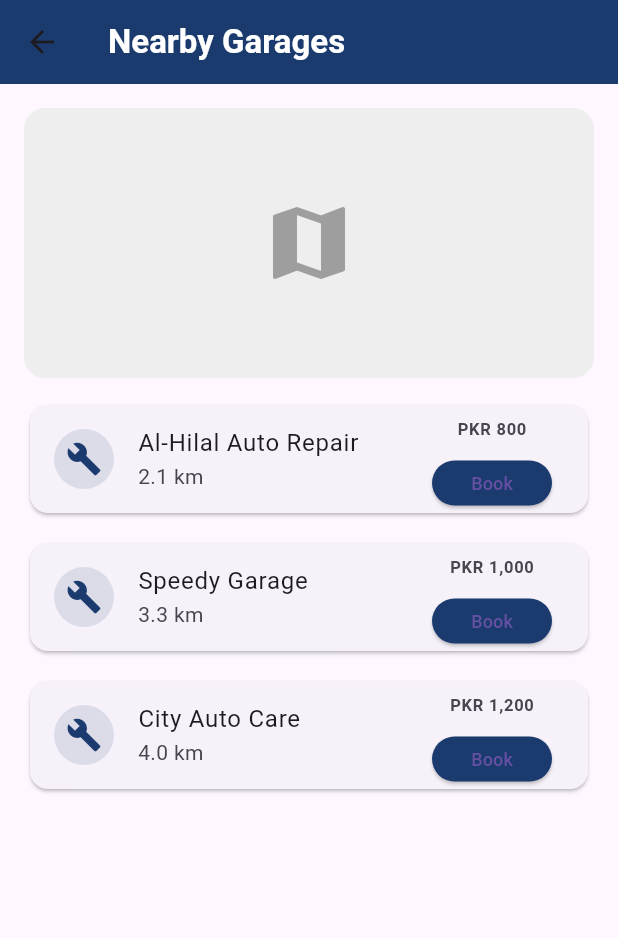
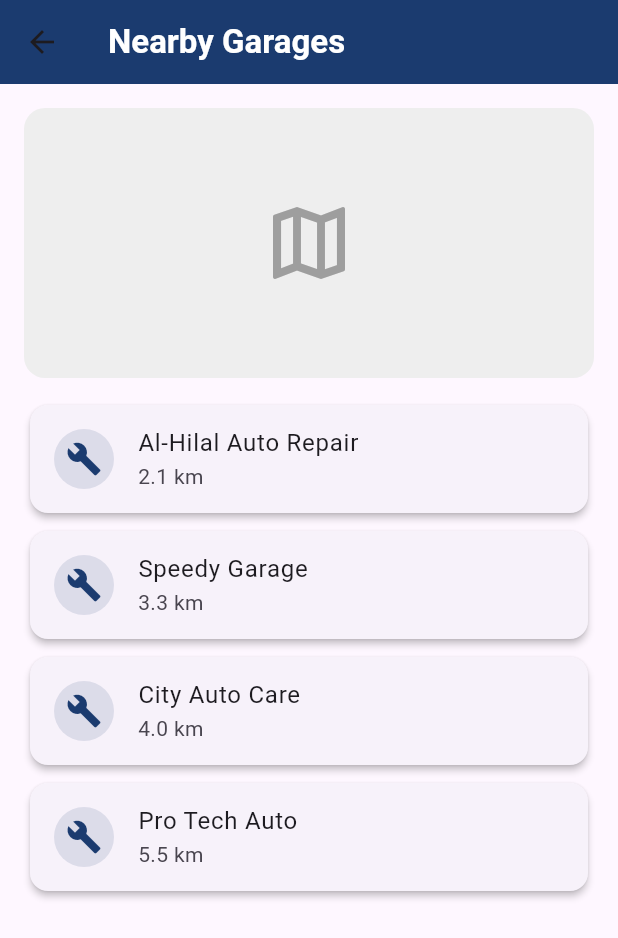
Before and after one commit to albusaidii/AutoSage, a Flutter app: the GarageScreen screen opened directly, on a phone screen of 412 x 824 dp. Shown: the top 938 px of the screen. Run offline on Flutter 3.47's test engine with Material 3 defaults, Android fonts, the phone set to English and light mode, and no system bars; our stand-ins replace google_fonts.

Commit message:
first commit

```diff
--- /dev/null
+++ b/autosageapp/lib/Widgets/garage_list_item.dart
@@ -0,0 +1,52 @@
+import 'package:flutter/material.dart';
+import '../utils/theme.dart'; // Make sure this path is correct
+
+class GarageListItem extends StatefulWidget {
+  final String name;
+  final String distance;
+  final VoidCallback onTap;
+
+  const GarageListItem({
+    super.key,
+    required this.name,
+    required this.distance,
+    required this.onTap,
+  });
+
+  @override
+  State<GarageListItem> createState() => _GarageListItemState();
+}
+
+class _GarageListItemState extends State<GarageListItem> {
+  bool _isHovered = false;
+
+  @override
+  Widget build(BuildContext context) {
+    // Use AnimatedContainer to smoothly animate the size change
+    return AnimatedContainer(
+      duration: const Duration(milliseconds: 200),
+      curve: Curves.easeInOut,
+      // Apply the scaling transformation
+      transform: Matrix4.identity()..scale(_isHovered ? 1.03 : 1.0),
+      transformAlignment: Alignment.center,
+      // Use MouseRegion to detect hover events
+      child: MouseRegion(
+        onEnter: (_) => setState(() => _isHovered = true),
+        onExit: (_) => setState(() => _isHovered = false),
+        child: Card(
+          elevation: _isHovered ? 6 : 2, // Increase shadow on hover
+          shape: RoundedRectangleBorder(borderRadius: BorderRadius.circular(12)),
+          child: ListTile(
+            leading: CircleAvatar(
+              backgroundColor: primaryColor.withOpacity(0.12),
+              child: const Icon(Icons.build, color: primaryColor),
+            ),
+            title: Text(widget.name),
+            subtitle: Text(widget.distance),
+            onTap: widget.onTap,
+          ),
+        ),
+      ),
+    );
+  }
+}
--- a/autosageapp/lib/screens/garage_screen.dart
+++ b/autosageapp/lib/screens/garage_screen.dart
@@ -1,4 +1,5 @@
 import 'package:flutter/material.dart';
+import '../Widgets/garage_list_item.dart';
 import '../utils/theme.dart';
 
 class GarageScreen extends StatelessWidget {
@@ -6,19 +7,24 @@ class GarageScreen extends StatelessWidget {
 
   @override
   Widget build(BuildContext context) {
-    // sample list of garages (static)
+    // list of garages (static)
     final garages = [
-      {'name': 'Al-Hilal Auto Repair', 'distance': '2.1 km', 'price': 'PKR 800'},
-      {'name': 'Speedy Garage', 'distance': '3.3 km', 'price': 'PKR 1,000'},
-      {'name': 'City Auto Care', 'distance': '4.0 km', 'price': 'PKR 1,200'},
+      {'name': 'Al-Hilal Auto Repair', 'distance': '2.1 km'},
+      {'name': 'Speedy Garage', 'distance': '3.3 km'},
+      {'name': 'City Auto Care', 'distance': '4.0 km'},
+      {'name': 'Pro Tech Auto', 'distance': '5.5 km'}, // Added more for demonstration
     ];
 
     return Scaffold(
-      appBar: AppBar(title: const Text('Nearby Garages',
-        style: TextStyle(
-        color: Colors.white,      // Sets the text color to white
-        fontWeight: FontWeight.bold, // Makes the text bolder
-      ),), backgroundColor: primaryColor),
+      appBar: AppBar(
+        title: const Text('Nearby Garages',
+          style: TextStyle(
+            color: Colors.white,
+            fontWeight: FontWeight.bold,
+          ),
+        ),
+        backgroundColor: primaryColor,
+      ),
       body: Padding(
         padding: const EdgeInsets.all(16),
         child: Column(
@@ -30,34 +36,25 @@ class GarageScreen extends StatelessWidget {
                 color: Colors.grey[200],
                 borderRadius: BorderRadius.circular(14),
               ),
-              child: const Center(child: Icon(Icons.map, size: 64, color: Colors.grey)),
+              child: const Center(child: Icon(Icons.map_outlined, size: 64, color: Colors.grey)),
             ),
             const SizedBox(height: 14),
             Expanded(
               child: ListView.separated(
                 itemCount: garages.length,
-                separatorBuilder: (_, __) => const SizedBox(height: 12),
+                separatorBuilder: (_, __) => const SizedBox(height: 4), // Reduced separator height
                 itemBuilder: (context, i) {
                   final g = garages[i];
-                  return Card(
-                    shape: RoundedRectangleBorder(borderRadius: BorderRadius.circular(12)),
-                    child: ListTile(
-                      leading: CircleAvatar(backgroundColor: primaryColor.withOpacity(0.12), child: const Icon(Icons.build, color: primaryColor)),
-                      title: Text(g['name']!),
-                      subtitle: Text(g['distance']!),
-                      trailing: Column(
-                        mainAxisAlignment: MainAxisAlignment.center,
-                        children: [
-                          Text(g['price']!, style: const TextStyle(fontWeight: FontWeight.w600)),
-                          const SizedBox(height: 4),
-                          ElevatedButton(
-                            onPressed: () {},
-                            style: ElevatedButton.styleFrom(backgroundColor: primaryColor, minimumSize: const Size(80, 30)),
-                            child: const Text('Book', style: TextStyle(fontSize: 12)),
-                          ),
-                        ],
-                      ),
-                    ),
+                  // 2. Use the new GarageListItem widget
+                  return GarageListItem(
+                    name: g['name']!,
+                    distance: g['distance']!,
+                    onTap: () {
+                      // TODO: Implement navigation or action for this garage
+                      ScaffoldMessenger.of(context).showSnackBar(
+                        SnackBar(content: Text('Tapped on ${g['name']}')),
+                      );
+                    },
                   );
                 },
               ),
--- a/autosageapp/lib/screens/home_screen.dart
+++ b/autosageapp/lib/screens/home_screen.dart
@@ -1,6 +1,7 @@
 import 'package:autosageapp/screens/sparepart_screen.dart';
 import 'package:flutter/material.dart';
 import '../widgets/feature_card.dart';
+import 'cars_screen.dart';
 import 'chatbot_screen.dart';
 import 'garage_screen.dart';
 import 'history_screen.dart';
@@ -36,7 +37,7 @@ class HomeScreen extends StatelessWidget {
                     ),
                   ),
                   InkWell(
-                    onTap: onProfileTap, // ✅ Calls the callback from MainPage
+                    onTap: onProfileTap, //  Calls the callback from MainPage
                     customBorder: const CircleBorder(),
                     child: CircleAvatar(
                       radius: 22,
@@ -78,7 +79,7 @@ class HomeScreen extends StatelessWidget {
                         ),
                       ),
                       IconButton(
-                        onPressed: () {},
+                        onPressed: () => Navigator.push(context, MaterialPageRoute(builder: (_) => const CarsScreen())),
                         icon: const Icon(Icons.arrow_forward_ios, color: accentColor),
                       )
                     ],
```
Also changed, not shown: autosageapp/lib/screens/admin_login_screen.dart (added, +122 -0 lines), autosageapp/lib/models/car_model.dart (added), autosageapp/lib/models/shop_models.dart (added), autosageapp/lib/screens/admin_screen.dart (added), autosageapp/lib/screens/shop_items_screen.dart (added), autosageapp/lib/utils/theme_notifier.dart (added), 1 other file.
